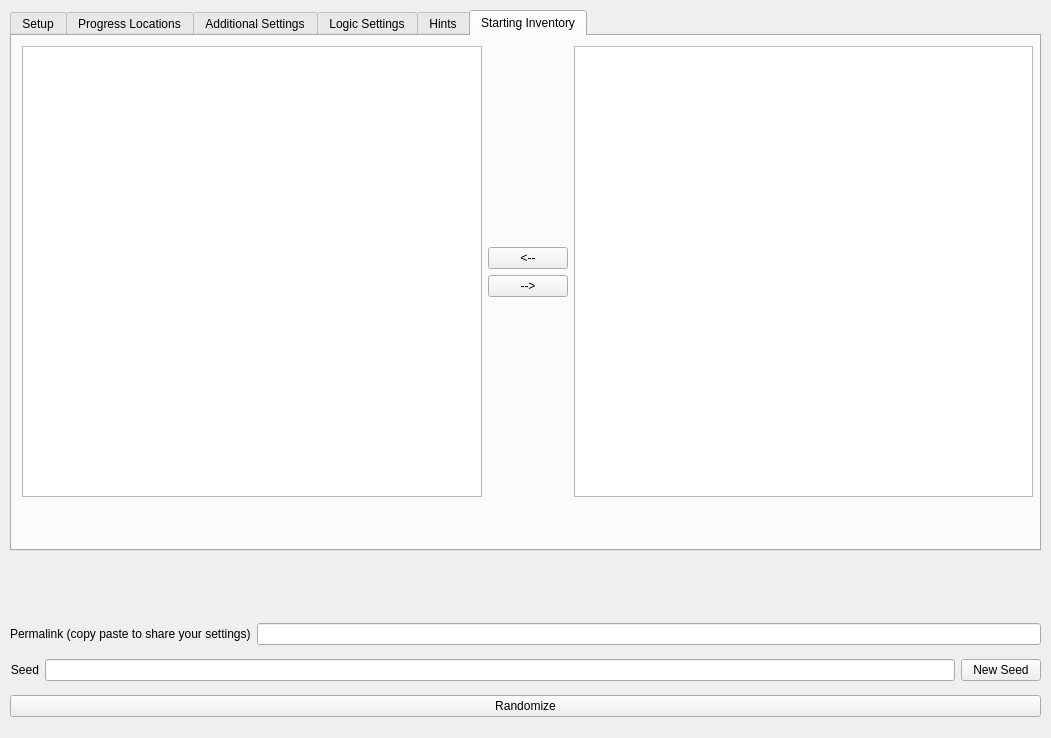
This is gui/randogui.ui in ssrando/ssrando as Qt 5 draws it before an edit. The edited form follows.
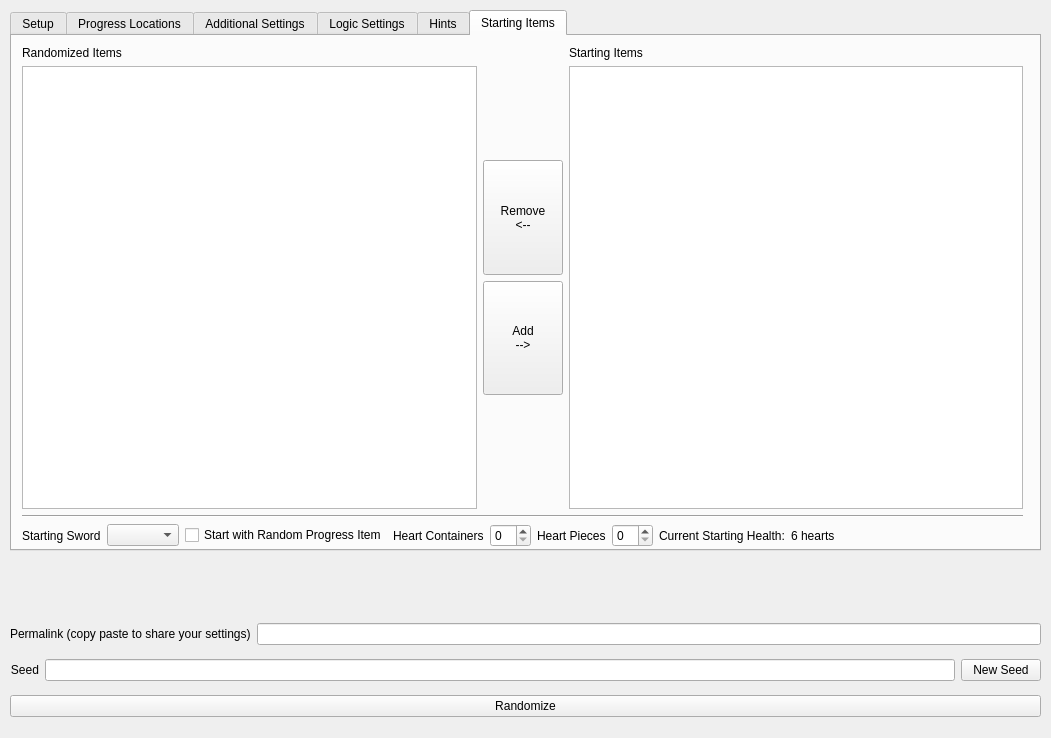
This is the edited form. The open tabs and pages were chosen to show the change.

Commit message: Starting items (#289)

Patch:
```diff
--- a/gui/randogui.ui
+++ b/gui/randogui.ui
@@ -66,7 +66,13 @@
     <property name="currentIndex">
      <number>0</number>
     </property>
-    <widget class="QWidget" name="tab">
+    <property name="usesScrollButtons">
+     <bool>true</bool>
+    </property>
+    <property name="documentMode">
+     <bool>false</bool>
+    </property>
+    <widget class="QWidget" name="tab_setup">
      <attribute name="title">
       <string>Setup</string>
      </attribute>
@@ -1319,27 +1325,6 @@
         </rect>
        </property>
        <layout class="QVBoxLayout" name="verticalLayout_15">
-        <item>
-         <layout class="QVBoxLayout" name="verticalLayout_28">
-          <item>
-           <widget class="QLabel" name="label_for_option_starting_sword">
-            <property name="text">
-             <string>Starting Sword</string>
-            </property>
-           </widget>
-          </item>
-          <item>
-           <widget class="QComboBox" name="option_starting_sword"/>
-          </item>
-         </layout>
-        </item>
-        <item>
-         <widget class="QCheckBox" name="option_start_pouch">
-          <property name="text">
-           <string>Start with Adventure Pouch</string>
-          </property>
-         </widget>
-        </item>
         <item>
          <layout class="QVBoxLayout" name="verticalLayout_16">
           <item>
@@ -1788,68 +1773,268 @@
     </widget>
     <widget class="QWidget" name="tab_6">
      <attribute name="title">
-      <string>Starting Inventory</string>
+      <string>Starting Items</string>
      </attribute>
      <widget class="QWidget" name="horizontalLayoutWidget_5">
       <property name="geometry">
        <rect>
         <x>10</x>
         <y>10</y>
-        <width>1011</width>
-        <height>451</height>
+        <width>1001</width>
+        <height>501</height>
        </rect>
       </property>
-      <layout class="QHBoxLayout" name="horizontalLayout_5">
+      <layout class="QVBoxLayout" name="verticalLayout_49">
        <item>
-        <widget class="QListView" name="randomized_items"/>
+        <layout class="QHBoxLayout" name="horizontalLayout_26">
+         <item>
+          <layout class="QVBoxLayout" name="verticalLayout_50">
+           <item>
+            <widget class="QLabel" name="label_randomized_items">
+             <property name="text">
+              <string>Randomized Items</string>
+             </property>
+            </widget>
+           </item>
+           <item>
+            <widget class="QListView" name="randomized_items">
+             <property name="sizePolicy">
+              <sizepolicy hsizetype="Expanding" vsizetype="Expanding">
+               <horstretch>0</horstretch>
+               <verstretch>0</verstretch>
+              </sizepolicy>
+             </property>
+            </widget>
+           </item>
+          </layout>
+         </item>
+         <item>
+          <layout class="QVBoxLayout" name="verticalLayout_51">
+           <property name="sizeConstraint">
+            <enum>QLayout::SetDefaultConstraint</enum>
+           </property>
+           <item>
+            <spacer name="verticalSpacer_20">
+             <property name="orientation">
+              <enum>Qt::Vertical</enum>
+             </property>
+             <property name="sizeHint" stdset="0">
+              <size>
+               <width>20</width>
+               <height>40</height>
+              </size>
+             </property>
+            </spacer>
+           </item>
+           <item>
+            <widget class="QPushButton" name="randomize_item">
+             <property name="sizePolicy">
+              <sizepolicy hsizetype="Fixed" vsizetype="Expanding">
+               <horstretch>0</horstretch>
+               <verstretch>0</verstretch>
+              </sizepolicy>
+             </property>
+             <property name="text">
+              <string>Remove
+&lt;--</string>
+             </property>
+            </widget>
+           </item>
+           <item>
+            <widget class="QPushButton" name="start_with_item">
+             <property name="sizePolicy">
+              <sizepolicy hsizetype="Fixed" vsizetype="Expanding">
+               <horstretch>0</horstretch>
+               <verstretch>0</verstretch>
+              </sizepolicy>
+             </property>
+             <property name="text">
+              <string>Add
+--&gt;</string>
+             </property>
+            </widget>
+           </item>
+           <item>
+            <spacer name="verticalSpacer_21">
+             <property name="orientation">
+              <enum>Qt::Vertical</enum>
+             </property>
+             <property name="sizeType">
+              <enum>QSizePolicy::Expanding</enum>
+             </property>
+             <property name="sizeHint" stdset="0">
+              <size>
+               <width>20</width>
+               <height>40</height>
+              </size>
+             </property>
+            </spacer>
+           </item>
+          </layout>
+         </item>
+         <item>
+          <layout class="QVBoxLayout" name="verticalLayout_52">
+           <item>
+            <widget class="QLabel" name="label_starting_items">
+             <property name="text">
+              <string>Starting Items</string>
+             </property>
+            </widget>
+           </item>
+           <item>
+            <widget class="QListView" name="starting_items">
+             <property name="sizePolicy">
+              <sizepolicy hsizetype="Expanding" vsizetype="Expanding">
+               <horstretch>0</horstretch>
+               <verstretch>0</verstretch>
+              </sizepolicy>
+             </property>
+            </widget>
+           </item>
+          </layout>
+         </item>
+        </layout>
        </item>
        <item>
-        <layout class="QVBoxLayout" name="verticalLayout_23">
+        <widget class="Line" name="line">
+         <property name="orientation">
+          <enum>Qt::Horizontal</enum>
+         </property>
+        </widget>
+       </item>
+       <item>
+        <layout class="QHBoxLayout" name="horizontalLayout_2"/>
+       </item>
+       <item>
+        <layout class="QHBoxLayout" name="horizontalLayout_27">
+         <property name="bottomMargin">
+          <number>0</number>
+         </property>
          <item>
-          <spacer name="verticalSpacer_9">
-           <property name="orientation">
-            <enum>Qt::Vertical</enum>
+          <layout class="QHBoxLayout" name="horizontalLayout_5">
+           <item>
+            <widget class="QLabel" name="label_for_option_starting_sword">
+             <property name="text">
+              <string>Starting Sword</string>
+             </property>
+            </widget>
+           </item>
+           <item>
+            <widget class="QComboBox" name="option_starting_sword"/>
+           </item>
+          </layout>
+         </item>
+         <item>
+          <widget class="QCheckBox" name="option_random_starting_item">
+           <property name="sizePolicy">
+            <sizepolicy hsizetype="Minimum" vsizetype="Fixed">
+             <horstretch>0</horstretch>
+             <verstretch>0</verstretch>
+            </sizepolicy>
            </property>
-           <property name="sizeHint" stdset="0">
-            <size>
-             <width>20</width>
-             <height>40</height>
-            </size>
+           <property name="text">
+            <string>Start with Random Progress Item</string>
            </property>
-          </spacer>
+          </widget>
          </item>
          <item>
-          <widget class="QPushButton" name="randomize_item">
+          <layout class="QHBoxLayout" name="horizontalLayout_28">
+           <item>
+            <widget class="QLabel" name="label_for_option_starting_heart_containers">
+             <property name="sizePolicy">
+              <sizepolicy hsizetype="Minimum" vsizetype="Preferred">
+               <horstretch>0</horstretch>
+               <verstretch>0</verstretch>
+              </sizepolicy>
+             </property>
+             <property name="text">
+              <string>Heart Containers</string>
+             </property>
+            </widget>
+           </item>
+           <item>
+            <widget class="QSpinBox" name="option_starting_heart_containers">
+             <property name="sizePolicy">
+              <sizepolicy hsizetype="Minimum" vsizetype="Fixed">
+               <horstretch>0</horstretch>
+               <verstretch>0</verstretch>
+              </sizepolicy>
+             </property>
+             <property name="maximumSize">
+              <size>
+               <width>41</width>
+               <height>16777215</height>
+              </size>
+             </property>
+            </widget>
+           </item>
+          </layout>
+         </item>
+         <item>
+          <layout class="QHBoxLayout" name="horizontalLayout_29">
+           <item>
+            <widget class="QLabel" name="label_for_option_starting_heart_pieces">
+             <property name="sizePolicy">
+              <sizepolicy hsizetype="Minimum" vsizetype="Preferred">
+               <horstretch>0</horstretch>
+               <verstretch>0</verstretch>
+              </sizepolicy>
+             </property>
+             <property name="text">
+              <string>Heart Pieces</string>
+             </property>
+            </widget>
+           </item>
+           <item>
+            <widget class="QSpinBox" name="option_starting_heart_pieces">
+             <property name="sizePolicy">
+              <sizepolicy hsizetype="Minimum" vsizetype="Fixed">
+               <horstretch>0</horstretch>
+               <verstretch>0</verstretch>
+              </sizepolicy>
+             </property>
+             <property name="maximumSize">
+              <size>
+               <width>41</width>
+               <height>16777215</height>
+              </size>
+             </property>
+            </widget>
+           </item>
+          </layout>
+         </item>
+         <item>
+          <widget class="QLabel" name="label_current_starting_health">
            <property name="text">
-            <string>&lt;--</string>
+            <string>Current Starting Health:</string>
            </property>
           </widget>
          </item>
          <item>
-          <widget class="QPushButton" name="start_with_item">
+          <widget class="QLabel" name="current_starting_health_counter">
            <property name="text">
-            <string>--&gt;</string>
+            <string>6 hearts</string>
            </property>
           </widget>
          </item>
          <item>
-          <spacer name="verticalSpacer_8">
+          <spacer name="horizontalSpacer_3">
            <property name="orientation">
-            <enum>Qt::Vertical</enum>
+            <enum>Qt::Horizontal</enum>
            </property>
+           <property name="sizeType">
+            <enum>QSizePolicy::Expanding</enum>
+           </property>
            <property name="sizeHint" stdset="0">
             <size>
-             <width>20</width>
-             <height>40</height>
+             <width>40</width>
+             <height>20</height>
             </size>
            </property>
           </spacer>
          </item>
         </layout>
        </item>
-       <item>
-        <widget class="QListView" name="starting_items"/>
-       </item>
       </layout>
      </widget>
     </widget>
```
Left out of the diff: 32 changed lines with no effect on the pictures. The commit also changes 18 other files.
